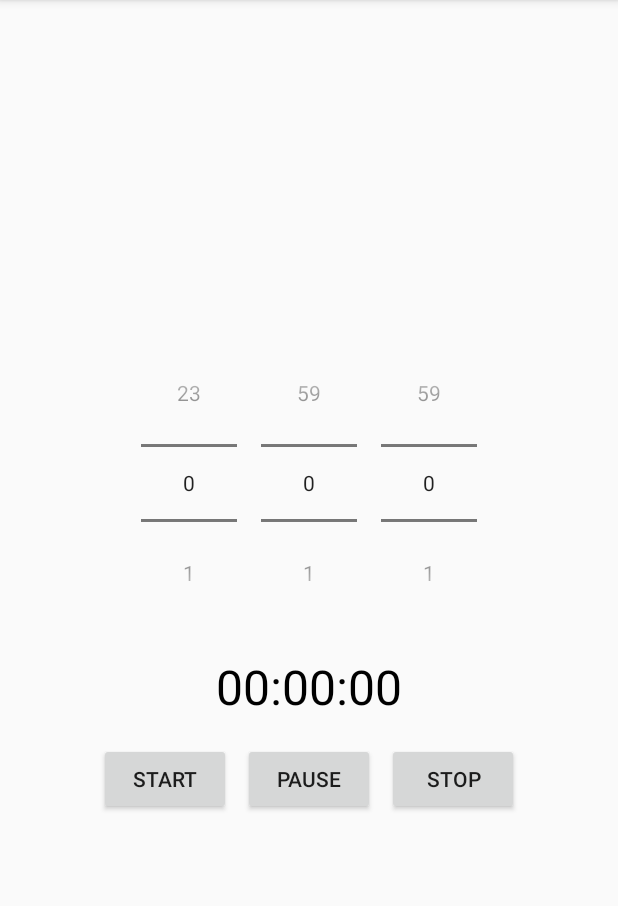
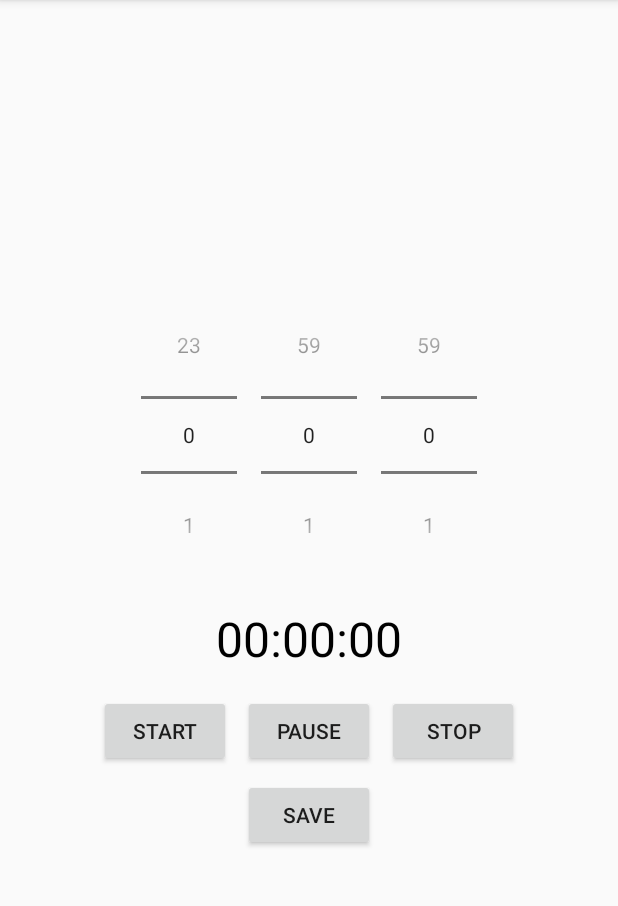
Before and after one commit to HouseKeeper1111111/HouseKeeper, an Android app: the fragment TimerFragment shown on its own in the app's theme, on a phone screen of 412 x 824 dp, the part 84-990 px from its top. Run offline under Robolectric (Android 15) with nearby library versions, the phone set to English and light mode, and no system bars; 1 statement that could not run was skipped.

Commit message:
feat: Created timers list

```diff
--- a/MyApplication/app/src/main/res/layout/fragment_timer.xml
+++ b/MyApplication/app/src/main/res/layout/fragment_timer.xml
@@ -75,5 +75,24 @@
                 android:text="Stop" />
         </LinearLayout>
 
+        <Button
+            android:id="@+id/button_save_timer"
+            android:layout_width="wrap_content"
+            android:layout_height="wrap_content"
+            android:text="Save"
+            android:layout_marginTop="8dp" />
+
+        <HorizontalScrollView
+            android:layout_width="match_parent"
+            android:layout_height="wrap_content"
+            android:layout_marginTop="8dp">
+
+            <LinearLayout
+                android:id="@+id/quick_timers_container"
+                android:layout_width="wrap_content"
+                android:layout_height="wrap_content"
+                android:orientation="horizontal" />
+        </HorizontalScrollView>
+
     </LinearLayout>
 </FrameLayout>
```
Also changed, not shown: MyApplication/app/src/main/java/com/example/myapplication/ui/reminderslist/TimerFragment.kt (+66 -1 lines).
